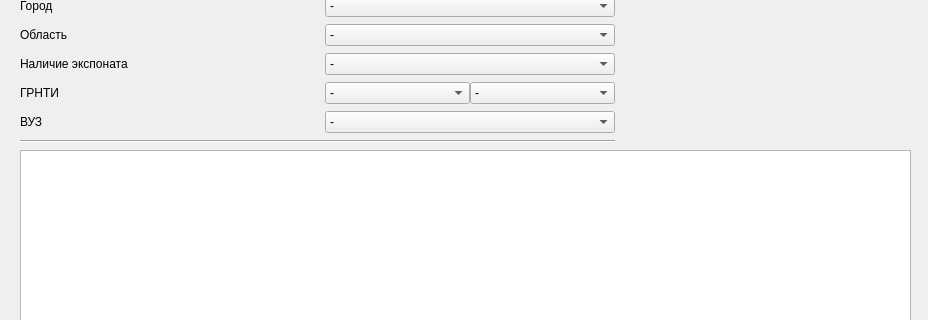
The window that MainForm.ui (KozlovIA/Qt-DataBase) describes before a commit, drawn with Qt 5; both pictures show x 0 to 928 and y 83 to 403 of the 928 by 791 pixel window.
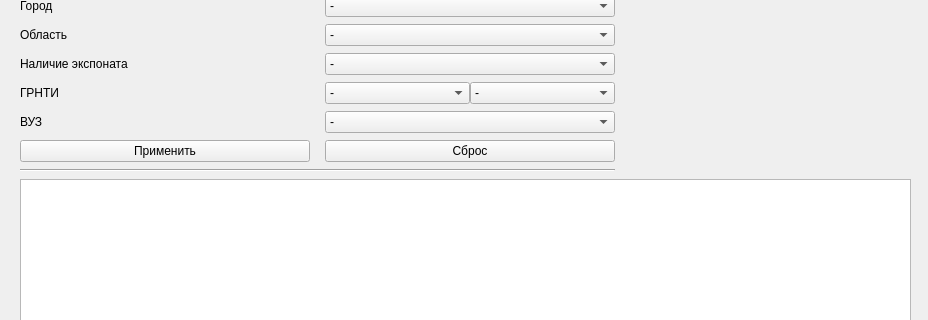
The same window after the commit. Icons and pictures are not drawn.

Commit message: Filtering, added filter changes

What changed in the file:
```diff
--- a/MainForm.ui
+++ b/MainForm.ui
@@ -45,7 +45,7 @@
       <height>751</height>
      </rect>
     </property>
-    <layout class="QGridLayout" name="gridLayout" rowstretch="0,0,0,0,0,0,0,0,0,0,0,0,0,0" columnstretch="0,0,0,0">
+    <layout class="QGridLayout" name="gridLayout" rowstretch="0,0,0,0,0,0,0,0,0,0,0,0,0,0,0" columnstretch="0,0,0,0">
      <property name="sizeConstraint">
       <enum>QLayout::SetNoConstraint</enum>
      </property>
@@ -190,7 +190,7 @@
        </property>
       </widget>
      </item>
-     <item row="9" column="0" colspan="4">
+     <item row="10" column="0" colspan="4">
       <widget class="QTableView" name="tableView">
        <property name="enabled">
         <bool>true</bool>
@@ -243,7 +243,7 @@
        </property>
       </widget>
      </item>
-     <item row="8" column="0" colspan="3">
+     <item row="9" column="0" colspan="3">
       <widget class="Line" name="line_4">
        <property name="orientation">
         <enum>Qt::Horizontal</enum>
@@ -291,6 +291,20 @@
        </item>
       </widget>
      </item>
+     <item row="8" column="0">
+      <widget class="QPushButton" name="apply_filtering_bn">
+       <property name="text">
+        <string>Применить</string>
+       </property>
+      </widget>
+     </item>
+     <item row="8" column="2">
+      <widget class="QPushButton" name="reset_filtering_bn">
+       <property name="text">
+        <string>Сброс</string>
+       </property>
+      </widget>
+     </item>
     </layout>
    </widget>
   </widget>
```
Left out of the diff: 8 changed lines with no effect on the pictures. The commit also changes 2 other files.
